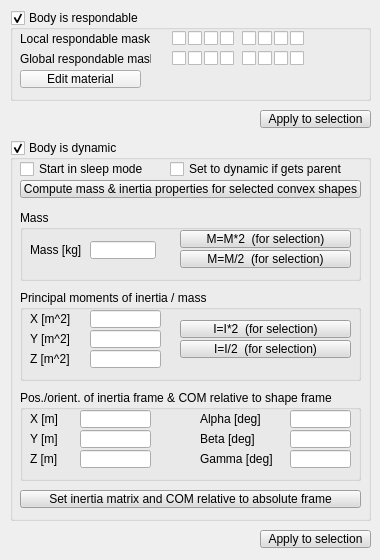
Above: ui/qdlgshapedyn.ui from CoppeliaRobotics/coppeliaSimLib before the change. Below: the same form after it.
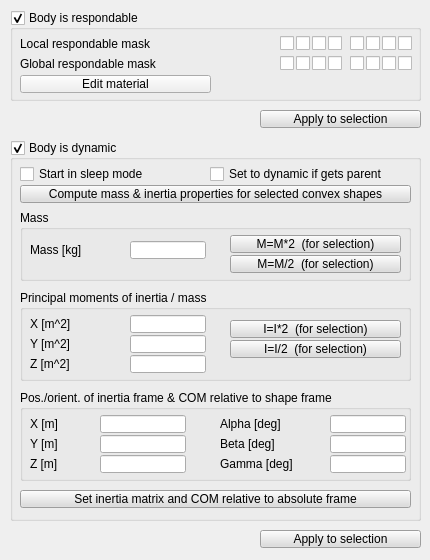
That is the form after the change.

```diff
--- a/ui/qdlgshapedyn.ui
+++ b/ui/qdlgshapedyn.ui
@@ -6,7 +6,7 @@
    <rect>
     <x>0</x>
     <y>0</y>
-    <width>380</width>
+    <width>430</width>
     <height>560</height>
    </rect>
   </property>
@@ -21,7 +21,7 @@
     <rect>
      <x>10</x>
      <y>10</y>
-     <width>361</width>
+     <width>411</width>
      <height>91</height>
     </rect>
    </property>
@@ -40,8 +40,8 @@
    <widget class="QCheckBox" name="a_8">
     <property name="geometry">
      <rect>
-      <x>280</x>
-      <y>20</y>
+      <x>388</x>
+      <y>25</y>
       <width>16</width>
       <height>17</height>
      </rect>
@@ -56,8 +56,8 @@
    <widget class="QCheckBox" name="a_12">
     <property name="geometry">
      <rect>
-      <x>210</x>
-      <y>40</y>
+      <x>318</x>
+      <y>45</y>
       <width>16</width>
       <height>17</height>
      </rect>
@@ -72,8 +72,8 @@
    <widget class="QCheckBox" name="a_9">
     <property name="geometry">
      <rect>
-      <x>162</x>
-      <y>40</y>
+      <x>270</x>
+      <y>45</y>
       <width>16</width>
       <height>17</height>
      </rect>
@@ -88,8 +88,8 @@
    <widget class="QCheckBox" name="a_11">
     <property name="geometry">
      <rect>
-      <x>194</x>
-      <y>40</y>
+      <x>302</x>
+      <y>45</y>
       <width>16</width>
       <height>17</height>
      </rect>
@@ -104,8 +104,8 @@
    <widget class="QCheckBox" name="a_4">
     <property name="geometry">
      <rect>
-      <x>210</x>
-      <y>20</y>
+      <x>318</x>
+      <y>25</y>
       <width>16</width>
       <height>17</height>
      </rect>
@@ -120,8 +120,8 @@
    <widget class="QCheckBox" name="a_5">
     <property name="geometry">
      <rect>
-      <x>232</x>
-      <y>20</y>
+      <x>340</x>
+      <y>25</y>
       <width>16</width>
       <height>17</height>
      </rect>
@@ -136,8 +136,8 @@
    <widget class="QCheckBox" name="a_14">
     <property name="geometry">
      <rect>
-      <x>248</x>
-      <y>40</y>
+      <x>356</x>
+      <y>45</y>
       <width>16</width>
       <height>17</height>
      </rect>
@@ -152,8 +152,8 @@
    <widget class="QCheckBox" name="a_13">
     <property name="geometry">
      <rect>
-      <x>232</x>
-      <y>40</y>
+      <x>340</x>
+      <y>45</y>
       <width>16</width>
       <height>17</height>
      </rect>
@@ -169,8 +169,8 @@
     <property name="geometry">
      <rect>
       <x>10</x>
-      <y>20</y>
-      <width>131</width>
+      <y>25</y>
+      <width>261</width>
       <height>18</height>
      </rect>
     </property>
@@ -181,8 +181,8 @@
    <widget class="QCheckBox" name="a_1">
     <property name="geometry">
      <rect>
-      <x>162</x>
-      <y>20</y>
+      <x>270</x>
+      <y>25</y>
       <width>16</width>
       <height>17</height>
      </rect>
@@ -197,8 +197,8 @@
    <widget class="QCheckBox" name="a_7">
     <property name="geometry">
      <rect>
-      <x>264</x>
-      <y>20</y>
+      <x>372</x>
+      <y>25</y>
       <width>16</width>
       <height>17</height>
      </rect>
@@ -213,8 +213,8 @@
    <widget class="QCheckBox" name="a_3">
     <property name="geometry">
      <rect>
-      <x>194</x>
-      <y>20</y>
+      <x>302</x>
+      <y>25</y>
       <width>16</width>
       <height>17</height>
      </rect>
@@ -229,8 +229,8 @@
    <widget class="QCheckBox" name="a_2">
     <property name="geometry">
      <rect>
-      <x>178</x>
-      <y>20</y>
+      <x>286</x>
+      <y>25</y>
       <width>16</width>
       <height>17</height>
      </rect>
@@ -245,8 +245,8 @@
    <widget class="QCheckBox" name="a_15">
     <property name="geometry">
      <rect>
-      <x>264</x>
-      <y>40</y>
+      <x>372</x>
+      <y>45</y>
       <width>16</width>
       <height>17</height>
      </rect>
@@ -261,8 +261,8 @@
    <widget class="QCheckBox" name="a_16">
     <property name="geometry">
      <rect>
-      <x>280</x>
-      <y>40</y>
+      <x>388</x>
+      <y>45</y>
       <width>16</width>
       <height>17</height>
      </rect>
@@ -277,8 +277,8 @@
    <widget class="QCheckBox" name="a_6">
     <property name="geometry">
      <rect>
-      <x>248</x>
-      <y>20</y>
+      <x>356</x>
+      <y>25</y>
       <width>16</width>
       <height>17</height>
      </rect>
@@ -293,8 +293,8 @@
    <widget class="QCheckBox" name="a_10">
     <property name="geometry">
      <rect>
-      <x>178</x>
-      <y>40</y>
+      <x>286</x>
+      <y>45</y>
       <width>16</width>
       <height>17</height>
      </rect>
@@ -310,8 +310,8 @@
     <property name="geometry">
      <rect>
       <x>10</x>
-      <y>40</y>
-      <width>131</width>
+      <y>45</y>
+      <width>261</width>
       <height>18</height>
      </rect>
     </property>
@@ -323,8 +323,8 @@
     <property name="geometry">
      <rect>
       <x>10</x>
-      <y>60</y>
-      <width>121</width>
+      <y>65</y>
+      <width>191</width>
       <height>18</height>
      </rect>
     </property>
@@ -341,7 +341,7 @@
     <rect>
      <x>10</x>
      <y>140</y>
-     <width>361</width>
+     <width>411</width>
      <height>381</height>
     </rect>
    </property>
@@ -359,7 +359,7 @@
      <rect>
       <x>10</x>
       <y>70</y>
-      <width>341</width>
+      <width>391</width>
       <height>71</height>
      </rect>
     </property>
@@ -372,9 +372,9 @@
     <widget class="QLineEdit" name="qqMass">
      <property name="geometry">
       <rect>
-       <x>70</x>
+       <x>110</x>
        <y>31</y>
-       <width>66</width>
+       <width>76</width>
        <height>18</height>
       </rect>
      </property>
@@ -382,8 +382,8 @@
     <widget class="QToolButton" name="qqMassT2">
      <property name="geometry">
       <rect>
-       <x>160</x>
-       <y>20</y>
+       <x>210</x>
+       <y>25</y>
        <width>171</width>
        <height>18</height>
       </rect>
@@ -526,6 +526,15 @@
           </color>
          </brush>
         </colorrole>
+        <colorrole role="PlaceholderText">
+         <brush brushstyle="NoBrush">
+          <color alpha="128">
+           <red>0</red>
+           <green>0</green>
+           <blue>0</blue>
+          </color>
+         </brush>
+        </colorrole>
        </active>
        <inactive>
         <colorrole role="WindowText">
@@ -663,6 +672,15 @@
           </color>
          </brush>
         </colorrole>
+        <colorrole role="PlaceholderText">
+         <brush brushstyle="NoBrush">
+          <color alpha="128">
+           <red>0</red>
+           <green>0</green>
+           <blue>0</blue>
+          </color>
+         </brush>
+        </colorrole>
        </inactive>
        <disabled>
         <colorrole role="WindowText">
@@ -800,6 +818,15 @@
           </color>
          </brush>
         </colorrole>
+        <colorrole role="PlaceholderText">
+         <brush brushstyle="NoBrush">
+          <color alpha="128">
+           <red>0</red>
+           <green>0</green>
+           <blue>0</blue>
+          </color>
+         </brush>
+        </colorrole>
        </disabled>
       </palette>
      </property>
@@ -816,8 +843,8 @@
     <widget class="QToolButton" name="qqMassD2">
      <property name="geometry">
       <rect>
-       <x>160</x>
-       <y>40</y>
+       <x>210</x>
+       <y>45</y>
        <width>171</width>
        <height>18</height>
       </rect>
@@ -960,6 +987,15 @@
           </color>
          </brush>
         </colorrole>
+        <colorrole role="PlaceholderText">
+         <brush brushstyle="NoBrush">
+          <color alpha="128">
+           <red>0</red>
+           <green>0</green>
+           <blue>0</blue>
+          </color>
+         </brush>
+        </colorrole>
        </active>
        <inactive>
         <colorrole role="WindowText">
@@ -1097,6 +1133,15 @@
           </color>
          </brush>
         </colorrole>
+        <colorrole role="PlaceholderText">
+         <brush brushstyle="NoBrush">
+          <color alpha="128">
+           <red>0</red>
+           <green>0</green>
+           <blue>0</blue>
+          </color>
+         </brush>
+        </colorrole>
        </inactive>
        <disabled>
         <colorrole role="WindowText">
@@ -1234,6 +1279,15 @@
           </color>
          </brush>
         </colorrole>
+        <colorrole role="PlaceholderText">
+         <brush brushstyle="NoBrush">
+          <color alpha="128">
+           <red>0</red>
+           <green>0</green>
+           <blue>0</blue>
+          </color>
+         </brush>
+        </colorrole>
        </disabled>
       </palette>
      </property>
@@ -1249,7 +1303,7 @@
       <rect>
        <x>10</x>
        <y>31</y>
-       <width>61</width>
+       <width>101</width>
        <height>18</height>
       </rect>
      </property>
@@ -1262,8 +1316,8 @@
     <property name="geometry">
      <rect>
       <x>10</x>
-      <y>40</y>
-      <width>341</width>
+      <y>45</y>
+      <width>391</width>
       <height>18</height>
      </rect>
     </property>
@@ -1405,6 +1459,15 @@
          </color>
         </brush>
        </colorrole>
+       <colorrole role="PlaceholderText">
+        <brush brushstyle="NoBrush">
+         <color alpha="128">
+          <red>0</red>
+          <green>0</green>
+          <blue>0</blue>
+         </color>
+        </brush>
+       </colorrole>
       </active>
       <inactive>
        <colorrole role="WindowText">
@@ -1542,6 +1605,15 @@
          </color>
         </brush>
        </colorrole>
+       <colorrole role="PlaceholderText">
+        <brush brushstyle="NoBrush">
+         <color alpha="128">
+          <red>0</red>
+          <green>0</green>
+          <blue>0</blue>
+         </color>
+        </brush>
+       </colorrole>
       </inactive>
       <disabled>
        <colorrole role="WindowText">
@@ -1679,6 +1751,15 @@
          </color>
         </brush>
        </colorrole>
+       <colorrole role="PlaceholderText">
+        <brush brushstyle="NoBrush">
+         <color alpha="128">
+          <red>0</red>
+          <green>0</green>
+          <blue>0</blue>
+         </color>
+        </brush>
+       </colorrole>
       </disabled>
      </palette>
     </property>
@@ -1693,8 +1774,8 @@
     <property name="geometry">
      <rect>
       <x>10</x>
-      <y>20</y>
-      <width>141</width>
+      <y>25</y>
+      <width>181</width>
       <height>18</height>
      </rect>
     </property>
@@ -1708,9 +1789,9 @@
    <widget class="QCheckBox" name="qqAutomaticToNonStatic">
     <property name="geometry">
      <rect>
-      <x>160</x>
-      <y>20</y>
-      <width>191</width>
+      <x>200</x>
+      <y>25</y>
+      <width>211</width>
       <height>18</height>
      </rect>
     </property>
@@ -1726,7 +1807,7 @@
      <rect>
       <x>10</x>
       <y>350</y>
-      <width>341</width>
+      <width>391</width>
       <height>18</height>
      </rect>
     </property>
@@ -1868,6 +1949,15 @@
          </color>
         </brush>
        </colorrole>
+       <colorrole role="PlaceholderText">
+        <brush brushstyle="NoBrush">
+         <color alpha="128">
+          <red>0</red>
+          <green>0</green>
+          <blue>0</blue>
+         </color>
+        </brush>
+       </colorrole>
       </active>
       <inactive>
        <colorrole role="WindowText">
@@ -2005,6 +2095,15 @@
          </color>
         </brush>
        </colorrole>
+       <colorrole role="PlaceholderText">
+        <brush brushstyle="NoBrush">
+         <color alpha="128">
+          <red>0</red>
+          <green>0</green>
+          <blue>0</blue>
+         </color>
+        </brush>
+       </colorrole>
       </inactive>
       <disabled>
        <colorrole role="WindowText">
@@ -2142,6 +2241,15 @@
          </color>
         </brush>
        </colorrole>
+       <colorrole role="PlaceholderText">
+        <brush brushstyle="NoBrush">
+         <color alpha="128">
+          <red>0</red>
+          <green>0</green>
+          <blue>0</blue>
+         </color>
+        </brush>
+       </colorrole>
       </disabled>
      </palette>
     </property>
@@ -2157,7 +2265,7 @@
      <rect>
       <x>10</x>
       <y>150</y>
-      <width>341</width>
+      <width>391</width>
       <height>91</height>
      </rect>
     </property>
@@ -2170,9 +2278,9 @@
     <widget class="QLineEdit" name="qqIX">
      <property name="geometry">
       <rect>
-       <x>70</x>
-       <y>20</y>
-       <width>71</width>
+       <x>110</x>
+       <y>25</y>
+       <width>76</width>
        <height>18</height>
       </rect>
      </property>
@@ -2180,9 +2288,9 @@
     <widget class="QLineEdit" name="qqIY">
      <property name="geometry">
       <rect>
-       <x>70</x>
-       <y>40</y>
-       <width>71</width>
+       <x>110</x>
+       <y>45</y>
+       <width>76</width>
        <height>18</height>
       </rect>
      </property>
@@ -2190,9 +2298,9 @@
     <widget class="QLineEdit" name="qqIZ">
      <property name="geometry">
       <rect>
-       <x>70</x>
-       <y>60</y>
-       <width>71</width>
+       <x>110</x>
+       <y>65</y>
+       <width>76</width>
        <height>18</height>
       </rect>
      </property>
@@ -2201,8 +2309,8 @@
      <property name="geometry">
       <rect>
        <x>10</x>
-       <y>20</y>
-       <width>61</width>
+       <y>25</y>
+       <width>101</width>
        <height>18</height>
       </rect>
      </property>
@@ -2214,8 +2322,8 @@
      <property name="geometry">
       <rect>
        <x>10</x>
-       <y>40</y>
-       <width>61</width>
+       <y>45</y>
+       <width>101</width>
        <height>18</height>
       </rect>
      </property>
@@ -2227,8 +2335,8 @@
      <property name="geometry">
       <rect>
        <x>10</x>
-       <y>60</y>
-       <width>61</width>
+       <y>65</y>
+       <width>101</width>
        <height>18</height>
       </rect>
      </property>
@@ -2239,7 +2347,7 @@
     <widget class="QToolButton" name="qqID2">
      <property name="geometry">
       <rect>
-       <x>160</x>
+       <x>210</x>
        <y>50</y>
        <width>171</width>
        <height>18</height>
@@ -2383,6 +2491,15 @@
           </color>
          </brush>
         </colorrole>
+        <colorrole role="PlaceholderText">
+         <brush brushstyle="NoBrush">
+          <color alpha="128">
+           <red>0</red>
+           <green>0</green>
+           <blue>0</blue>
+          </color>
+         </brush>
+        </colorrole>
        </active>
        <inactive>
         <colorrole role="WindowText">
@@ -2520,6 +2637,15 @@
           </color>
          </brush>
         </colorrole>
+        <colorrole role="PlaceholderText">
+         <brush brushstyle="NoBrush">
+          <color alpha="128">
+           <red>0</red>
+           <green>0</green>
+           <blue>0</blue>
+          </color>
+         </brush>
+        </colorrole>
        </inactive>
        <disabled>
         <colorrole role="WindowText">
@@ -2657,6 +2783,15 @@
           </color>
          </brush>
         </colorrole>
+        <colorrole role="PlaceholderText">
+         <brush brushstyle="NoBrush">
+          <color alpha="128">
+           <red>0</red>
+           <green>0</green>
+           <blue>0</blue>
+          </color>
+         </brush>
+        </colorrole>
        </disabled>
       </palette>
      </property>
@@ -2670,7 +2805,7 @@
     <widget class="QToolButton" name="qqIT2">
      <property name="geometry">
       <rect>
-       <x>160</x>
+       <x>210</x>
        <y>30</y>
        <width>171</width>
        <height>18</height>
@@ -2814,6 +2949,15 @@
           </color>
          </brush>
         </colorrole>
+        <colorrole role="PlaceholderText">
+         <brush brushstyle="NoBrush">
+          <color alpha="128">
+           <red>0</red>
+           <green>0</green>
+           <blue>0</blue>
+          </color>
+         </brush>
+        </colorrole>
        </active>
        <inactive>
         <colorrole role="WindowText">
@@ -2951,6 +3095,15 @@
           </color>
          </brush>
         </colorrole>
+        <colorrole role="PlaceholderText">
+         <brush brushstyle="NoBrush">
+          <color alpha="128">
+           <red>0</red>
+           <green>0</green>
+           <blue>0</blue>
+          </color>
+         </brush>
+        </colorrole>
        </inactive>
        <disabled>
         <colorrole role="WindowText">
@@ -3088,6 +3241,15 @@
           </color>
          </brush>
         </colorrole>
+        <colorrole role="PlaceholderText">
+         <brush brushstyle="NoBrush">
+          <color alpha="128">
+           <red>0</red>
+           <green>0</green>
+           <blue>0</blue>
+          </color>
+         </brush>
+        </colorrole>
        </disabled>
       </palette>
      </property>
@@ -3104,7 +3266,7 @@
      <rect>
       <x>10</x>
       <y>250</y>
-      <width>341</width>
+      <width>391</width>
       <height>91</height>
      </rect>
     </property>
@@ -3118,8 +3280,8 @@
      <property name="geometry">
       <rect>
        <x>10</x>
-       <y>60</y>
-       <width>51</width>
+       <y>65</y>
+       <width>71</width>
        <height>18</height>
       </rect>
      </property>
@@ -3130,9 +3292,9 @@
     <widget class="QLineEdit" name="qqPY">
      <property name="geometry">
       <rect>
-       <x>60</x>
-       <y>40</y>
-       <width>71</width>
+       <x>80</x>
+       <y>45</y>
+       <width>86</width>
        <height>18</height>
       </rect>
      </property>
@@ -3141,8 +3303,8 @@
      <property name="geometry">
       <rect>
        <x>10</x>
-       <y>20</y>
-       <width>51</width>
+       <y>25</y>
+       <width>71</width>
        <height>18</height>
       </rect>
      </property>
@@ -3153,9 +3315,9 @@
     <widget class="QLineEdit" name="qqPX">
      <property name="geometry">
       <rect>
-       <x>60</x>
-       <y>20</y>
-       <width>71</width>
+       <x>80</x>
+       <y>25</y>
+       <width>86</width>
        <height>18</height>
       </rect>
      </property>
@@ -3163,9 +3325,9 @@
     <widget class="QLineEdit" name="qqPZ">
      <property name="geometry">
       <rect>
-       <x>60</x>
-       <y>60</y>
-       <width>71</width>
+       <x>80</x>
+       <y>65</y>
+       <width>86</width>
        <height>18</height>
       </rect>
      </property>
@@ -3174,8 +3336,8 @@
      <property name="geometry">
       <rect>
        <x>10</x>
-       <y>40</y>
-       <width>51</width>
+       <y>45</y>
+       <width>71</width>
        <height>18</height>
       </rect>
      </property>
@@ -3186,9 +3348,9 @@
     <widget class="QLineEdit" name="qqBeta">
      <property name="geometry">
       <rect>
-       <x>270</x>
-       <y>40</y>
-       <width>61</width>
+       <x>310</x>
+       <y>45</y>
+       <width>76</width>
        <height>18</height>
       </rect>
      </property>
@@ -3196,9 +3358,9 @@
     <widget class="QLabel" name="label_10">
      <property name="geometry">
       <rect>
-       <x>180</x>
-       <y>40</y>
-       <width>91</width>
+       <x>200</x>
+       <y>45</y>
+       <width>111</width>
        <height>18</height>
       </rect>
      </property>
@@ -3209,9 +3371,9 @@
     <widget class="QLineEdit" name="qqGamma">
      <property name="geometry">
       <rect>
-       <x>270</x>
-       <y>60</y>
-       <width>61</width>
+       <x>310</x>
+       <y>65</y>
+       <width>76</width>
        <height>18</height>
       </rect>
      </property>
@@ -3219,9 +3381,9 @@
     <widget class="QLineEdit" name="qqAlpha">
      <property name="geometry">
       <rect>
-       <x>270</x>
-       <y>20</y>
-       <width>61</width>
+       <x>310</x>
+       <y>25</y>
+       <width>76</width>
        <height>18</height>
       </rect>
      </property>
@@ -3229,9 +3391,9 @@
     <widget class="QLabel" name="label_11">
      <property name="geometry">
       <rect>
-       <x>180</x>
-       <y>20</y>
-       <width>91</width>
+       <x>200</x>
+       <y>25</y>
+       <width>111</width>
        <height>18</height>
       </rect>
      </property>
@@ -3242,9 +3404,9 @@
     <widget class="QLabel" name="label_12">
      <property name="geometry">
       <rect>
-       <x>180</x>
-       <y>60</y>
-       <width>91</width>
+       <x>200</x>
+       <y>65</y>
+       <width>111</width>
        <height>18</height>
       </rect>
      </property>
@@ -3259,7 +3421,7 @@
     <rect>
      <x>260</x>
      <y>110</y>
-     <width>111</width>
+     <width>161</width>
      <height>18</height>
     </rect>
    </property>
@@ -3401,6 +3563,15 @@
         </color>
        </brush>
       </colorrole>
+      <colorrole role="PlaceholderText">
+       <brush brushstyle="NoBrush">
+        <color alpha="128">
+         <red>0</red>
+         <green>0</green>
+         <blue>0</blue>
+        </color>
+       </brush>
+      </colorrole>
      </active>
      <inactive>
       <colorrole role="WindowText">
@@ -3538,6 +3709,15 @@
         </color>
        </brush>
       </colorrole>
+      <colorrole role="PlaceholderText">
+       <brush brushstyle="NoBrush">
+        <color alpha="128">
+         <red>0</red>
+         <green>0</green>
+         <blue>0</blue>
+        </color>
+       </brush>
+      </colorrole>
      </inactive>
      <disabled>
       <colorrole role="WindowText">
@@ -3675,6 +3855,15 @@
         </color>
        </brush>
       </colorrole>
+      <colorrole role="PlaceholderText">
+       <brush brushstyle="NoBrush">
+        <color alpha="128">
+         <red>0</red>
+         <green>0</green>
+         <blue>0</blue>
+        </color>
+       </brush>
+      </colorrole>
      </disabled>
     </palette>
    </property>
@@ -3690,7 +3879,7 @@
     <rect>
      <x>260</x>
      <y>530</y>
-     <width>111</width>
+     <width>161</width>
      <height>18</height>
     </rect>
    </property>
@@ -3832,6 +4021,15 @@
         </color>
        </brush>
       </colorrole>
+      <colorrole role="PlaceholderText">
+       <brush brushstyle="NoBrush">
+        <color alpha="128">
+         <red>0</red>
+         <green>0</green>
+         <blue>0</blue>
+        </color>
+       </brush>
+      </colorrole>
      </active>
      <inactive>
       <colorrole role="WindowText">
@@ -3969,6 +4167,15 @@
         </color>
        </brush>
       </colorrole>
+      <colorrole role="PlaceholderText">
+       <brush brushstyle="NoBrush">
+        <color alpha="128">
+         <red>0</red>
+         <green>0</green>
+         <blue>0</blue>
+        </color>
+       </brush>
+      </colorrole>
      </inactive>
      <disabled>
       <colorrole role="WindowText">
@@ -4106,6 +4313,15 @@
         </color>
        </brush>
       </colorrole>
+      <colorrole role="PlaceholderText">
+       <brush brushstyle="NoBrush">
+        <color alpha="128">
+         <red>0</red>
+         <green>0</green>
+         <blue>0</blue>
+        </color>
+       </brush>
+      </colorrole>
      </disabled>
     </palette>
    </property>
```
